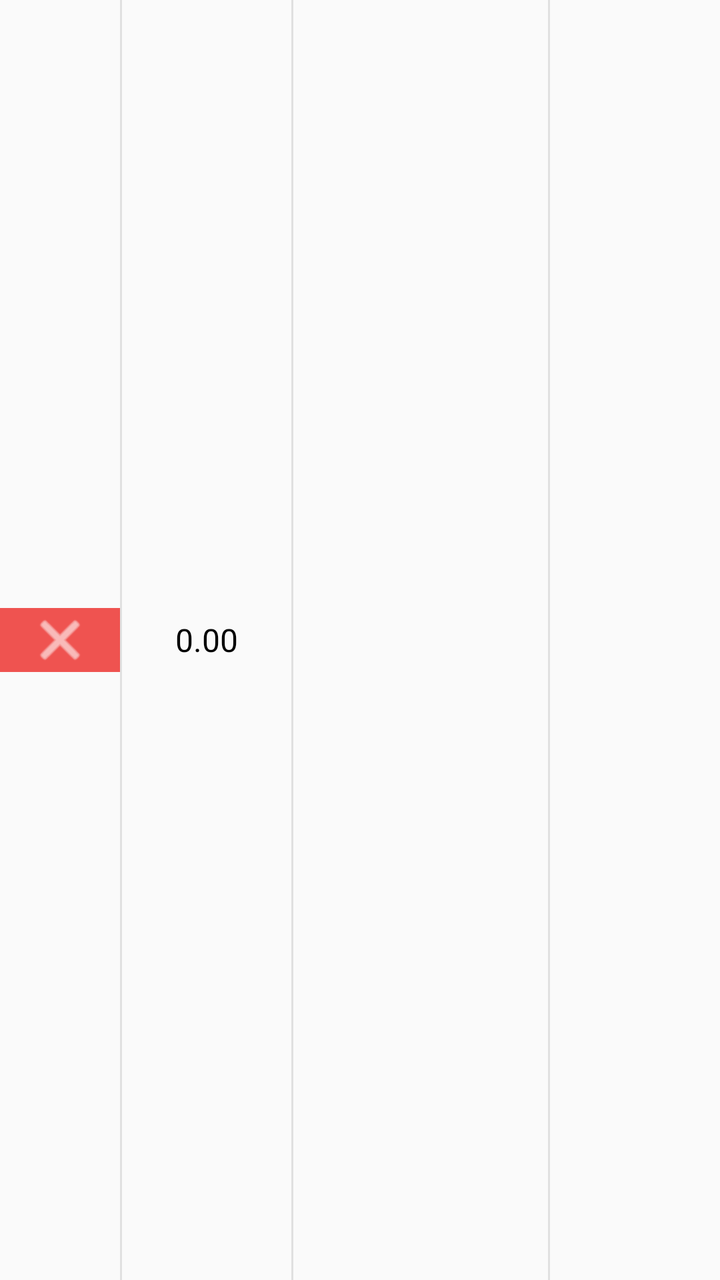
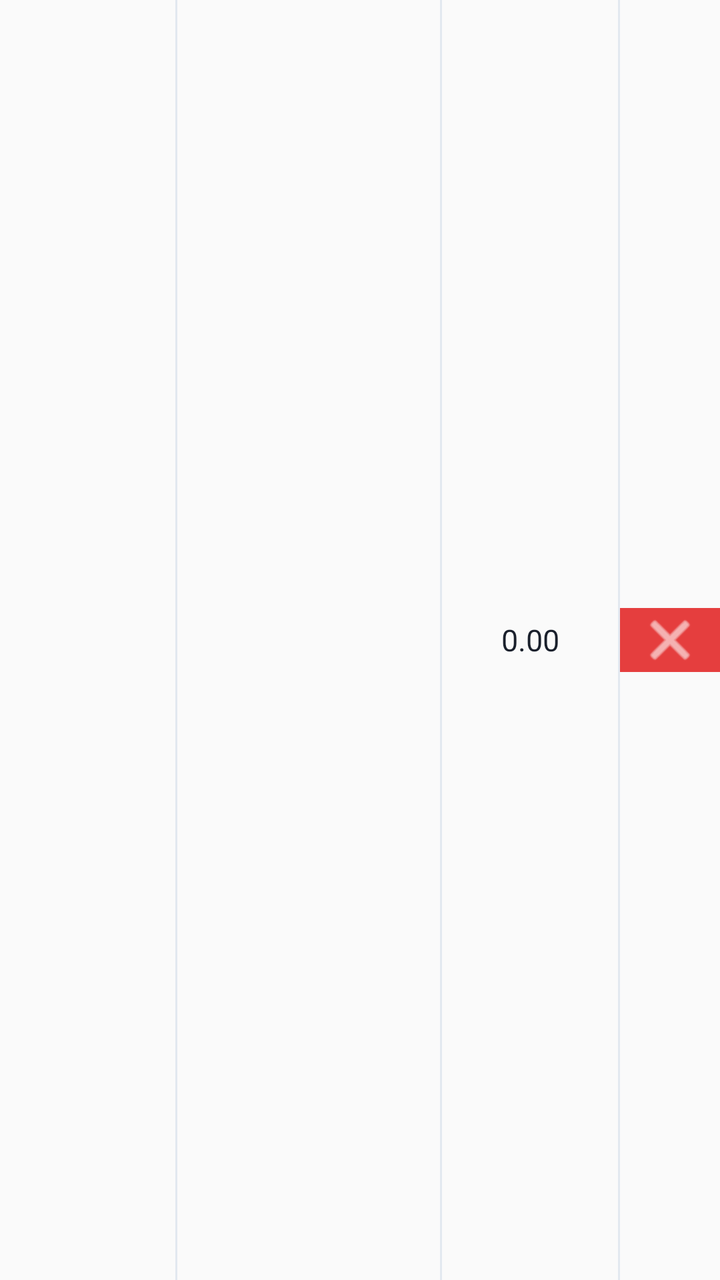

Before-and-after screenshots of an Android layout around one commit, followed by the original layout XML and the change that was made.
<!-- AndroidManifest.xml: application theme Theme.AppCompat.Light.NoActionBar -->
<!-- res/layout/item_invoice_row.xml -->
<?xml version="1.0" encoding="utf-8"?>
<LinearLayout xmlns:android="http://schemas.android.com/apk/res/android"
    xmlns:app="http://schemas.android.com/apk/res-auto"
    android:layout_width="match_parent"
    android:layout_height="45dp"
    android:gravity="center_vertical"
    android:orientation="horizontal">

    <ImageButton
        android:id="@+id/btnDeleteRow"
        android:layout_width="60dp"
        android:layout_height="32dp"
        android:layout_gravity="center"
        android:background="#EF5350"
        android:contentDescription="حذف"
        android:src="@android:drawable/ic_menu_close_clear_cancel"
        app:tint="#FFFFFF" />

    <View
        android:layout_width="1dp"
        android:layout_height="match_parent"
        android:background="#E0E0E0" />

    <TextView
        android:id="@+id/tvBalance"
        android:layout_width="0dp"
        android:layout_height="wrap_content"
        android:layout_weight="1"
        android:gravity="center"
        android:text="0.00"
        android:textColor="#000000"
        android:textSize="16sp" />

    <View
        android:layout_width="1dp"
        android:layout_height="match_parent"
        android:background="#E0E0E0" />

    <EditText
        android:id="@+id/etDetails"
        android:layout_width="0dp"
        android:layout_height="match_parent"
        android:layout_weight="1.5"
        android:background="@null"
        android:gravity="center"
        android:inputType="text"
        android:textColor="#000000"
        android:textSize="14sp" />

    <View
        android:layout_width="1dp"
        android:layout_height="match_parent"
        android:background="#E0E0E0" />

    <EditText
        android:id="@+id/etAmount"
        android:layout_width="0dp"
        android:layout_height="match_parent"
        android:layout_weight="1"
        android:background="@null"
        android:gravity="center"
        android:inputType="numberDecimal"
        android:textColor="#000000"
        android:textSize="15sp" />

</LinearLayout>
<!-- resources referenced by this layout -->
<resources>

</resources>

<!-- the commit's change to res/layout/item_invoice_row.xml (unified diff, before → after) -->
@@ -6,35 +6,21 @@
     android:gravity="center_vertical"
     android:orientation="horizontal">
 
-    <ImageButton
-        android:id="@+id/btnDeleteRow"
-        android:layout_width="60dp"
-        android:layout_height="32dp"
-        android:layout_gravity="center"
-        android:background="#EF5350"
-        android:contentDescription="حذف"
-        android:src="@android:drawable/ic_menu_close_clear_cancel"
-        app:tint="#FFFFFF" />
+    <EditText
+        android:id="@+id/etAmount"
+        android:layout_width="0dp"
+        android:layout_height="match_parent"
+        android:layout_weight="1"
+        android:background="@null"
+        android:gravity="center"
+        android:inputType="numberDecimal"
+        android:textColor="#1A202C"
+        android:textSize="15sp" />
 
     <View
         android:layout_width="1dp"
         android:layout_height="match_parent"
-        android:background="#E0E0E0" />
-
-    <TextView
-        android:id="@+id/tvBalance"
-        android:layout_width="0dp"
-        android:layout_height="wrap_content"
-        android:layout_weight="1"
-        android:gravity="center"
-        android:text="0.00"
-        android:textColor="#000000"
-        android:textSize="16sp" />
-
-    <View
-        android:layout_width="1dp"
-        android:layout_height="match_parent"
-        android:background="#E0E0E0" />
+        android:background="#E2E8F0" />
 
     <EditText
         android:id="@+id/etDetails"
@@ -44,23 +30,37 @@
         android:background="@null"
         android:gravity="center"
         android:inputType="text"
-        android:textColor="#000000"
+        android:textColor="#1A202C"
         android:textSize="14sp" />
 
     <View
         android:layout_width="1dp"
         android:layout_height="match_parent"
-        android:background="#E0E0E0" />
+        android:background="#E2E8F0" />
 
-    <EditText
-        android:id="@+id/etAmount"
+    <TextView
+        android:id="@+id/tvBalance"
         android:layout_width="0dp"
-        android:layout_height="match_parent"
+        android:layout_height="wrap_content"
         android:layout_weight="1"
-        android:background="@null"
         android:gravity="center"
-        android:inputType="numberDecimal"
-        android:textColor="#000000"
+        android:text="0.00"
+        android:textColor="#1A202C"
         android:textSize="15sp" />
 
+    <View
+        android:layout_width="1dp"
+        android:layout_height="match_parent"
+        android:background="#E2E8F0" />
+
+    <ImageButton
+        android:id="@+id/btnDeleteRow"
+        android:layout_width="50dp"
+        android:layout_height="32dp"
+        android:layout_gravity="center"
+        android:background="#E53E3E"
+        android:contentDescription="حذف"
+        android:src="@android:drawable/ic_menu_close_clear_cancel"
+        app:tint="#FFFFFF" />
+
 </LinearLayout>
